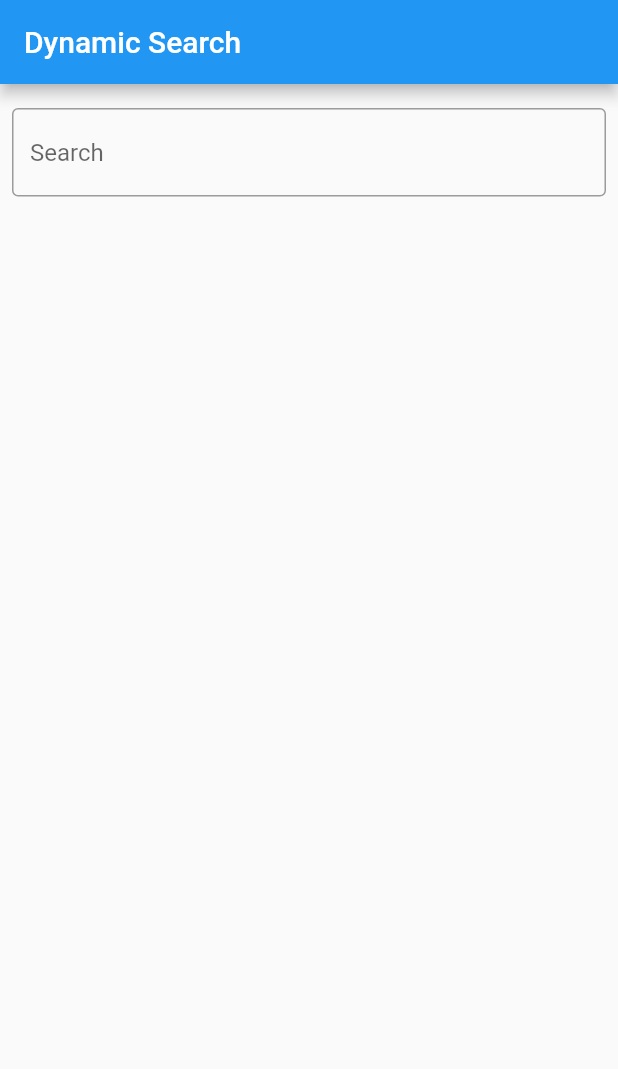
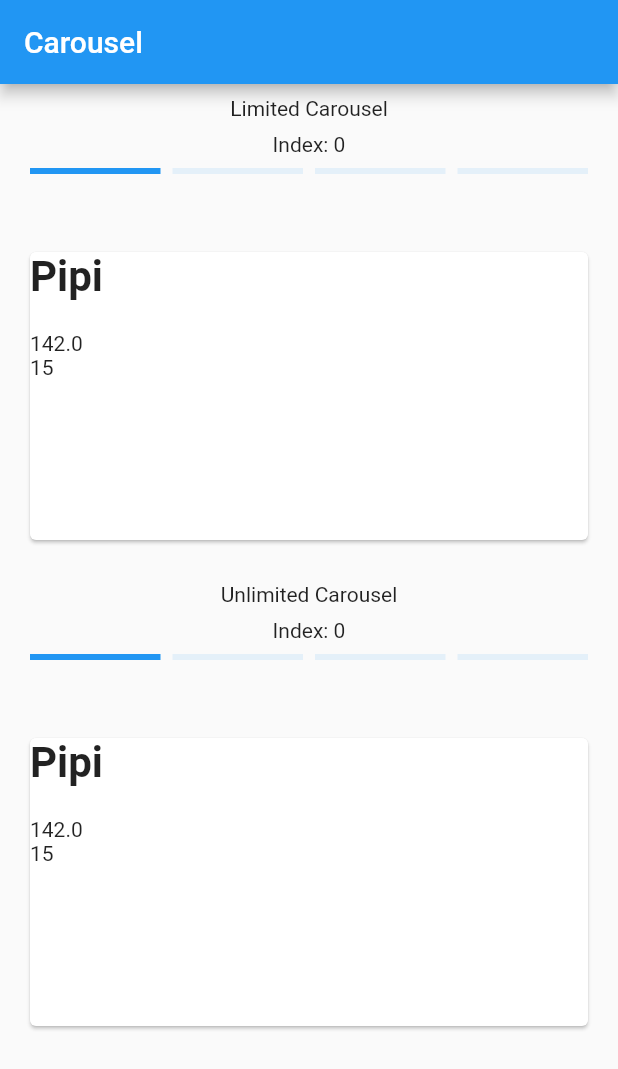
Before and after one commit to phzeng0726/helpful-flutter-tools, a Flutter app: the screen it shows after launch, on a phone screen of 412 x 824 dp. Shown: the top 1069 px of the screen. Run offline on Flutter 3.47's test engine with Material 2 defaults, Android fonts, the phone set to English and light mode, and no system bars; our stand-ins replace auto_route, bloc, bloc_concurrency, flutter_bloc, freezed_annotation.

Commit message:
feat: add 02_carousel

```diff
--- a/helpful_flutter_tools/lib/01_dynamic_search/bloc/dynamic_search_bloc.dart
+++ b/helpful_flutter_tools/lib/01_dynamic_search/bloc/dynamic_search_bloc.dart
@@ -46,8 +46,7 @@ class DynamicSearchBloc extends Bloc<DynamicSearchEvent, DynamicSearchState> {
 
         add(
           DynamicSearchEvent.loadDataList(
-            fullDataList:
-                locationList.map((e) => e['countryNameEn'].toString()).toList(),
+            locationList.map((e) => e['countryNameEn'].toString()).toList(),
           ),
         );
       },
--- a/helpful_flutter_tools/lib/01_dynamic_search/bloc/dynamic_search_event.dart
+++ b/helpful_flutter_tools/lib/01_dynamic_search/bloc/dynamic_search_event.dart
@@ -3,9 +3,8 @@ part of 'dynamic_search_bloc.dart';
 @freezed
 class DynamicSearchEvent with _$DynamicSearchEvent {
   // Method_1: Loading data from ui layer
-  const factory DynamicSearchEvent.loadDataList({
-    required List<String> fullDataList,
-  }) = _LoadDataList;
+  const factory DynamicSearchEvent.loadDataList(List<String> fullDataList) =
+      _LoadDataList;
   // Method_2: Loading data from repository
   const factory DynamicSearchEvent.loadLocationList() = _LoadLocationList;
 
--- /dev/null
+++ b/helpful_flutter_tools/lib/02_carousel/bloc/carousel_bloc.dart
@@ -0,0 +1,37 @@
+import 'dart:async';
+
+import 'package:bloc/bloc.dart';
+import 'package:bloc_concurrency/bloc_concurrency.dart';
+import 'package:freezed_annotation/freezed_annotation.dart';
+import 'package:helpful_flutter_tools/core/utils/load_status.dart';
+
+part 'carousel_bloc.freezed.dart';
+part 'carousel_event.dart';
+part 'carousel_state.dart';
+
+class CarouselBloc extends Bloc<CarouselEvent, CarouselState> {
+  CarouselBloc() : super(CarouselState.initial()) {
+    on<CarouselEvent>(_onEvent, transformer: sequential());
+  }
+
+  FutureOr<void> _onEvent(
+    CarouselEvent event,
+    Emitter<CarouselState> emit,
+  ) async {
+    await event.map(
+      loadItemList: (e) async {
+        // Also can use this method to loading data from repository
+        emit(
+          state.copyWith(itemList: e.itemList),
+        );
+      },
+      currentIndexChanged: (e) async {
+        emit(
+          state.copyWith(
+            currentIndex: e.index,
+          ),
+        );
+      },
+    );
+  }
+}
--- /dev/null
+++ b/helpful_flutter_tools/lib/02_carousel/bloc/carousel_event.dart
@@ -0,0 +1,10 @@
+part of 'carousel_bloc.dart';
+
+@freezed
+class CarouselEvent with _$CarouselEvent {
+  // Method_1: Loading data from ui layer
+  const factory CarouselEvent.loadItemList(List<dynamic> itemList) =
+      _LoadItemList;
+  const factory CarouselEvent.currentIndexChanged(int index) =
+      _CurrentIndexChanged;
+}
--- /dev/null
+++ b/helpful_flutter_tools/lib/02_carousel/bloc/carousel_state.dart
@@ -0,0 +1,17 @@
+part of 'carousel_bloc.dart';
+
+@freezed
+class CarouselState with _$CarouselState {
+  const CarouselState._();
+  const factory CarouselState({
+    required List<dynamic> itemList,
+    required int currentIndex,
+    required LoadStatus loadStatus,
+  }) = _CarouselState;
+
+  factory CarouselState.initial() => const CarouselState(
+        itemList: <dynamic>[],
+        currentIndex: 0,
+        loadStatus: LoadStatus.initial(),
+      );
+}
--- /dev/null
+++ b/helpful_flutter_tools/lib/02_carousel/model/person_data.dart
@@ -0,0 +1,43 @@
+import 'package:freezed_annotation/freezed_annotation.dart';
+
+part 'person_data.freezed.dart';
+
+@freezed
+class PersonData with _$PersonData {
+  const PersonData._();
+
+  const factory PersonData({
+    required String name,
+    required double height,
+    required int age,
+  }) = _PersonData;
+
+  factory PersonData.empty() => const PersonData(
+        name: "",
+        height: 0.0,
+        age: -1,
+      );
+}
+
+final List<PersonData> sampleItemList = <PersonData>[
+  const PersonData(
+    name: "Pipi",
+    height: 142.0,
+    age: 15,
+  ),
+  const PersonData(
+    name: "Mimi",
+    height: 164.0,
+    age: 19,
+  ),
+  const PersonData(
+    name: "Lili",
+    height: 169.0,
+    age: 23,
+  ),
+  const PersonData(
+    name: "Kolo",
+    height: 192.0,
+    age: 42,
+  ),
+];
--- /dev/null
+++ b/helpful_flutter_tools/lib/02_carousel/view/carousel_page.dart
@@ -0,0 +1,17 @@
+import 'package:flutter/material.dart';
+import 'package:helpful_flutter_tools/02_carousel/view/widgets/carousel_body.dart';
+
+class CarouselPage extends StatelessWidget {
+  const CarouselPage({super.key});
+
+  @override
+  Widget build(BuildContext context) {
+    return Scaffold(
+      resizeToAvoidBottomInset: false,
+      appBar: AppBar(
+        title: const Text('Carousel'),
+      ),
+      body: const CarouselBody(),
+    );
+  }
+}
--- /dev/null
+++ b/helpful_flutter_tools/lib/02_carousel/view/widgets/carousel_body.dart
@@ -0,0 +1,24 @@
+import 'package:flutter/material.dart';
+import 'package:helpful_flutter_tools/02_carousel/view/widgets/limited_carousel_widget.dart';
+import 'package:helpful_flutter_tools/02_carousel/view/widgets/unlimited_carousel_widget.dart';
+import 'package:helpful_flutter_tools/core/style/screen.dart';
+
+class CarouselBody extends StatelessWidget {
+  const CarouselBody({super.key});
+
+  @override
+  Widget build(BuildContext context) {
+    return Padding(
+      padding: const EdgeInsets.all(kDefaultPadding),
+      child: Column(
+        children: const [
+          Text("Limited Carousel"),
+          LimitedCarouselWidget(),
+          SizedBox(height: kDefaultPadding * 2),
+          Text("Unlimited Carousel"),
+          UnlimitedCarouselWidget(),
+        ],
+      ),
+    );
+  }
+}
--- /dev/null
+++ b/helpful_flutter_tools/lib/02_carousel/view/widgets/carousel_indicator.dart
@@ -0,0 +1,67 @@
+import 'package:flutter/material.dart';
+
+class CarouselIndicator extends StatelessWidget {
+  final bool isActive;
+  final PageController? pageViewController;
+  final int currentIndex;
+  final int pressedIndex;
+  final bool isLimited;
+
+  const CarouselIndicator({
+    Key? key,
+    required this.isActive,
+    // Only need these four parameters when supporting click dot to switch index
+    this.pageViewController,
+    required this.currentIndex,
+    required this.pressedIndex,
+    this.isLimited = false,
+  }) : super(key: key);
+
+  @override
+  Widget build(BuildContext context) {
+    const int duration = 350;
+
+    void dotPressed() {
+      if (isLimited) {
+        pageViewController!.animateToPage(
+          pressedIndex,
+          duration: const Duration(milliseconds: duration),
+          curve: Curves.easeIn,
+        );
+      } else {
+        int currentPageIndex = pageViewController!.page!.toInt();
+        print(currentPageIndex);
+        if (currentIndex % currentPageIndex < pressedIndex) {
+          pageViewController!.animateToPage(
+            currentPageIndex + pressedIndex - currentIndex % currentPageIndex,
+            duration: const Duration(milliseconds: duration),
+            curve: Curves.easeIn,
+          );
+        } else if (currentIndex % currentPageIndex > pressedIndex) {
+          pageViewController!.animateToPage(
+            currentPageIndex - currentIndex + pressedIndex,
+            duration: const Duration(milliseconds: duration),
+            curve: Curves.easeIn,
+          );
+        }
+      }
+    }
+
+    return Flexible(
+      child: InkWell(
+        onTap: () => pageViewController != null ? dotPressed() : null,
+        child: AnimatedContainer(
+          duration: const Duration(milliseconds: 350),
+          margin: const EdgeInsets.symmetric(
+            horizontal: 4.0,
+            vertical: 8.0,
+          ),
+          height: 4.0,
+          decoration: BoxDecoration(
+            color: isActive ? Colors.blue : Colors.blue.withOpacity(0.1),
+          ),
+        ),
+      ),
+    );
+  }
+}
--- /dev/null
+++ b/helpful_flutter_tools/lib/02_carousel/view/widgets/item_card_widget.dart
@@ -0,0 +1,40 @@
+import 'package:flutter/material.dart';
+import 'package:helpful_flutter_tools/02_carousel/model/person_data.dart';
+
+class ItemCardWidget extends StatelessWidget {
+  const ItemCardWidget({
+    super.key,
+    required this.item,
+    required this.index,
+  });
+
+  final PersonData item;
+  final int index;
+
+  @override
+  Widget build(BuildContext context) {
+    return Card(
+      child: Column(
+        crossAxisAlignment: CrossAxisAlignment.start,
+        children: [
+          Text(
+            item.name,
+            style: const TextStyle(
+              fontSize: 28.0,
+              fontWeight: FontWeight.w700,
+            ),
+          ),
+          const SizedBox(
+            height: 20.0,
+          ),
+          Text(
+            item.height.toString(),
+          ),
+          Text(
+            item.age.toString(),
+          ),
+        ],
+      ),
+    );
+  }
+}
--- /dev/null
+++ b/helpful_flutter_tools/lib/02_carousel/view/widgets/limited_carousel_widget.dart
@@ -0,0 +1,79 @@
+import 'package:flutter/material.dart';
+import 'package:flutter_bloc/flutter_bloc.dart';
+import 'package:helpful_flutter_tools/02_carousel/bloc/carousel_bloc.dart';
+import 'package:helpful_flutter_tools/02_carousel/model/person_data.dart';
+import 'package:helpful_flutter_tools/02_carousel/view/widgets/carousel_indicator.dart';
+import 'package:helpful_flutter_tools/02_carousel/view/widgets/item_card_widget.dart';
+import 'package:helpful_flutter_tools/core/style/screen.dart';
+
+class LimitedCarouselWidget extends StatelessWidget {
+  const LimitedCarouselWidget({super.key});
+
+  @override
+  Widget build(BuildContext context) {
+    final pageViewController = PageController(
+      initialPage: 0,
+    );
+
+    return BlocProvider(
+      create: (context) => CarouselBloc()
+        ..add(
+          CarouselEvent.loadItemList(sampleItemList),
+        ),
+      child: BlocBuilder<CarouselBloc, CarouselState>(
+        builder: (context, state) {
+          final List itemList = state.itemList;
+
+          return Padding(
+            padding: const EdgeInsets.all(kDefaultPadding),
+            child: Column(
+              children: [
+                Text("Index: ${state.currentIndex}"),
+
+                // DotIndicatorRow
+                Row(
+                  mainAxisAlignment: MainAxisAlignment.center,
+                  children: List.generate(
+                    itemList.length,
+                    (index) => CarouselIndicator(
+                      isActive: state.currentIndex == index,
+                      pageViewController: pageViewController,
+                      currentIndex: state.currentIndex,
+                      pressedIndex: index,
+                      isLimited: true,
+                    ),
+                  ),
+                ),
+                const SizedBox(
+                  height: 40.0,
+                ),
+                if (itemList.isNotEmpty) ...[
+                  Center(
+                    child: SizedBox(
+                      height: 200.0,
+                      child: PageView.builder(
+                        controller: pageViewController,
+                        itemCount: itemList.length,
+                        onPageChanged: (index) => context
+                            .read<CarouselBloc>()
+                            .add(CarouselEvent.currentIndexChanged(index)),
+                        itemBuilder: (context, index) {
+                          final item = itemList[index];
+
+                          return ItemCardWidget(
+                            item: item,
+                            index: index,
+                          );
+                        },
+                      ),
+                    ),
+                  ),
+                ],
+              ],
+            ),
+          );
+        },
+      ),
+    );
+  }
+}
--- /dev/null
+++ b/helpful_flutter_tools/lib/02_carousel/view/widgets/unlimited_carousel_widget.dart
@@ -0,0 +1,82 @@
+import 'package:flutter/material.dart';
+import 'package:flutter_bloc/flutter_bloc.dart';
+import 'package:helpful_flutter_tools/02_carousel/bloc/carousel_bloc.dart';
+import 'package:helpful_flutter_tools/02_carousel/model/person_data.dart';
+import 'package:helpful_flutter_tools/02_carousel/view/widgets/carousel_indicator.dart';
+import 'package:helpful_flutter_tools/02_carousel/view/widgets/item_card_widget.dart';
+import 'package:helpful_flutter_tools/core/style/screen.dart';
+
+class UnlimitedCarouselWidget extends StatelessWidget {
+  const UnlimitedCarouselWidget({super.key});
+
+  @override
+  Widget build(BuildContext context) {
+    // Set initial page to 1000, so that the user can swipe left infinitely
+    final pageViewController = PageController(
+      initialPage: 1000,
+    );
+
+    return BlocProvider(
+      create: (context) => CarouselBloc()
+        ..add(
+          CarouselEvent.loadItemList(sampleItemList),
+        ),
+      child: BlocBuilder<CarouselBloc, CarouselState>(
+        builder: (context, state) {
+          final List itemList = state.itemList;
+
+          return Padding(
+            padding: const EdgeInsets.all(kDefaultPadding),
+            child: Column(
+              children: [
+                Text("Index: ${state.currentIndex.toString()}"),
+                // DotIndicatorRow
+                Row(
+                  mainAxisAlignment: MainAxisAlignment.center,
+                  children: List.generate(
+                    itemList.length,
+                    (index) => CarouselIndicator(
+                      isActive: state.currentIndex == index,
+                      pageViewController: pageViewController,
+                      currentIndex: state.currentIndex,
+                      pressedIndex: index,
+                    ),
+                  ),
+                ),
+                const SizedBox(
+                  height: 40.0,
+                ),
+                if (itemList.isNotEmpty) ...[
+                  Center(
+                    child: SizedBox(
+                      height: 200.0,
+                      child: PageView.builder(
+                        controller: pageViewController,
+                        itemCount: null,
+                        physics: const BouncingScrollPhysics(
+                          parent: AlwaysScrollableScrollPhysics(),
+                        ),
+                        onPageChanged: (index) => context
+                            .read<CarouselBloc>()
+                            .add(CarouselEvent.currentIndexChanged(
+                                index % itemList.length)),
+                        itemBuilder: (context, index) {
+                          final item = itemList[index % itemList.length];
+
+                          return ItemCardWidget(
+                            item: item,
+                            index: index,
+                          );
+                        },
+                      ),
+                    ),
+                  ),
+                ],
+              ],
+            ),
+          );
+        },
+      ),
+    );
+  }
+}
--- a/helpful_flutter_tools/lib/core/repo/local_storage_repository.dart
+++ b/helpful_flutter_tools/lib/core/repo/local_storage_repository.dart
@@ -2,7 +2,7 @@ import 'dart:async';
 import 'dart:convert';
 
 import 'package:flutter/services.dart';
-import 'package:helpful_flutter_tools/core/models/location_dtos.dart';
+import 'package:helpful_flutter_tools/01_dynamic_search/model/location_dtos.dart';
 
 
 class LocalStorageRepository{
--- a/helpful_flutter_tools/lib/core/router/app_router.dart
+++ b/helpful_flutter_tools/lib/core/router/app_router.dart
@@ -1,11 +1,15 @@
 import 'package:auto_route/auto_route.dart';
 import 'package:helpful_flutter_tools/01_dynamic_search/view/dynamic_search_page.dart';
+import 'package:helpful_flutter_tools/02_carousel/view/carousel_page.dart';
 
 @MaterialAutoRouter(
   replaceInRouteName: 'Page,Route',
   routes: <AutoRoute>[
     AutoRoute(
       page: DynamicSearchPage,
+    ),
+    AutoRoute(
+      page: CarouselPage,
       initial: true,
     ),
   ],
```
Also changed, not shown: helpful_flutter_tools/lib/01_dynamic_search/bloc/dynamic_search_bloc.freezed.dart, helpful_flutter_tools/lib/01_dynamic_search/model/location_dtos.dart (renamed from helpful_flutter_tools/lib/core/models/location_dtos.dart), helpful_flutter_tools/lib/01_dynamic_search/model/location_dtos.freezed.dart (renamed from helpful_flutter_tools/lib/core/models/location_dtos.freezed.dart), helpful_flutter_tools/lib/01_dynamic_search/model/location_dtos.g.dart (renamed from helpful_flutter_tools/lib/core/models/location_dtos.g.dart), helpful_flutter_tools/lib/02_carousel/bloc/carousel_bloc.freezed.dart (added), helpful_flutter_tools/lib/02_carousel/model/person_data.freezed.dart (added), helpful_flutter_tools/lib/core/router/app_router.gr.dart.
